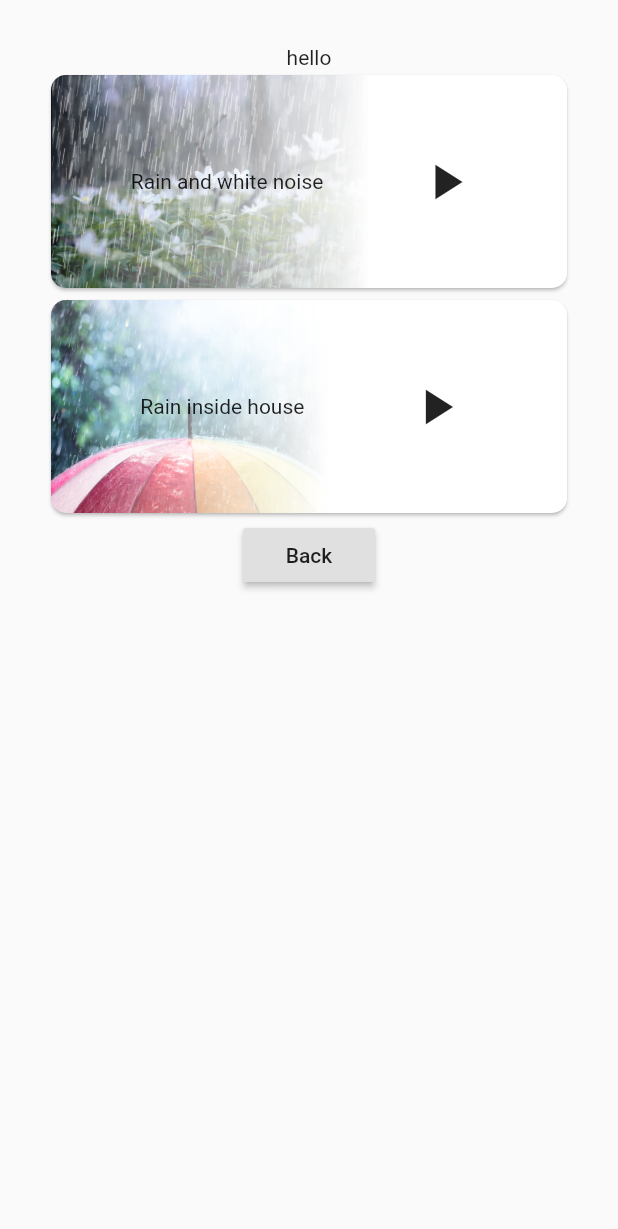
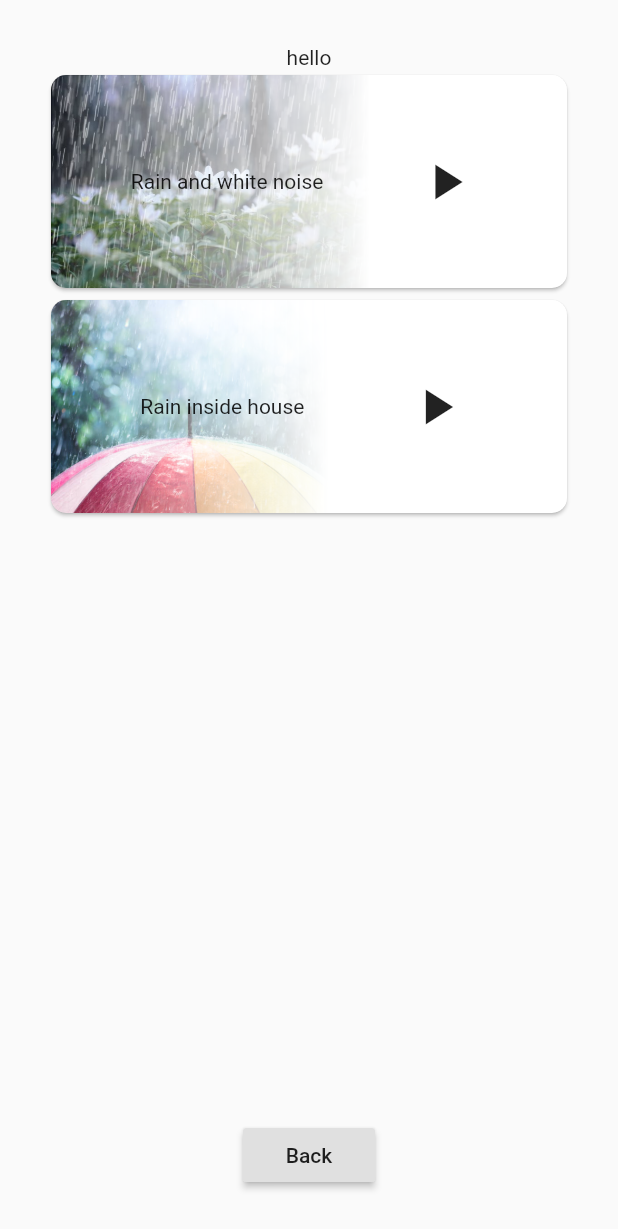
Before and after one commit to RohanGautam/snoozy, a Flutter app: the screen it shows after launch, after a tap on the "arrow forward" icon, on a phone screen of 412 x 824 dp. Shown: the top 1229 px of the screen. Run offline on Flutter 3.47's test engine with Material 2 defaults, Android fonts, the phone set to English and light mode, and no system bars; our stand-ins replace audioplayers, dynamic_theme, shared_preferences.

Commit message:
scrollable listview if multple cards

```diff
--- a/lib/sounds.dart
+++ b/lib/sounds.dart
@@ -207,7 +207,7 @@ class _SoundsState extends State<Sounds> {
               Text("hello"),
               // playAudioWidget('Rain and white noise', 'White-noise-rain-sound.mp3'),
               // playAudioWidget('Rain inside house', 'rain-inside-house.mp3'),
-              buildAllAudioWidgets(),
+              Expanded(child: buildAllAudioWidgets()),
               RaisedButton(
                 onPressed: () =>
                     _sendDataBack(context, isPlaying, playerLoopController,),
```
